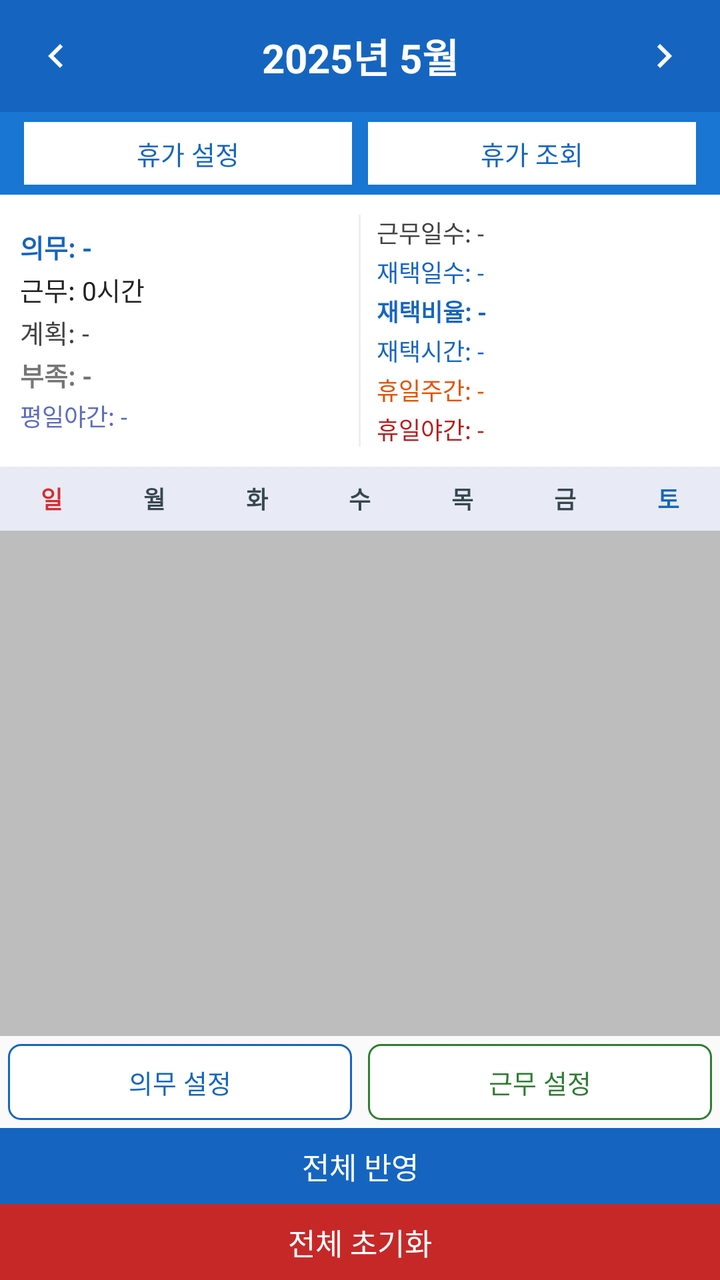
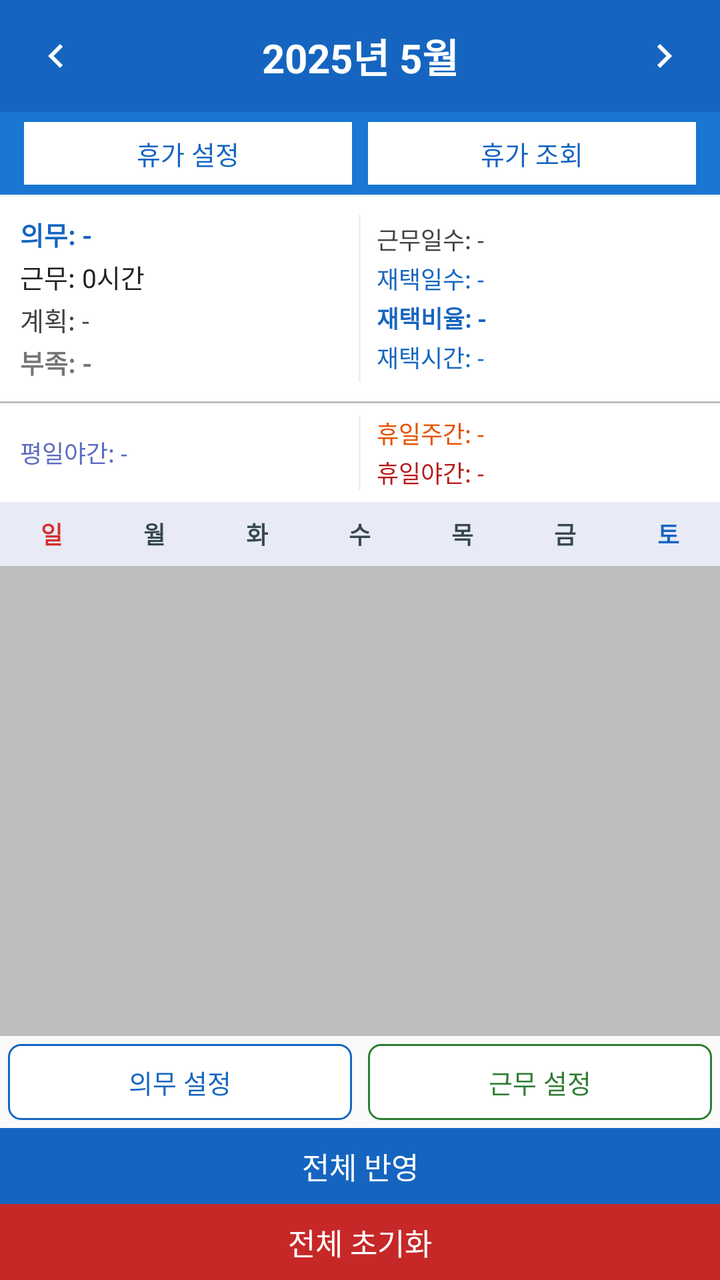

Two renders of the same Android screen: before a commit and after it. Below are the layout's source before the change and the commit's diff.
<!-- AndroidManifest.xml: application theme AppTheme -->
<!-- res/layout/activity_main.xml -->
<?xml version="1.0" encoding="utf-8"?>
<LinearLayout xmlns:android="http://schemas.android.com/apk/res/android"
    android:id="@+id/root_main"
    android:layout_width="match_parent"
    android:layout_height="match_parent"
    android:orientation="vertical"
    android:background="#F5F5F5">

    
    <LinearLayout
        android:layout_width="match_parent"
        android:layout_height="56dp"
        android:orientation="horizontal"
        android:gravity="center_vertical"
        android:background="#1565C0"
        android:padding="4dp">

        <ImageButton
            android:id="@+id/btn_prev_month"
            android:layout_width="48dp"
            android:layout_height="48dp"
            android:src="@drawable/ic_arrow_left"
            android:background="?attr/selectableItemBackgroundBorderless"
            android:contentDescription="이전 달" />

        <TextView
            android:id="@+id/tv_month_year"
            android:layout_width="0dp"
            android:layout_height="wrap_content"
            android:layout_weight="1"
            android:gravity="center"
            android:textSize="20sp"
            android:textColor="#FFFFFF"
            android:textStyle="bold"
            android:text="2025년 5월" />

        <ImageButton
            android:id="@+id/btn_next_month"
            android:layout_width="48dp"
            android:layout_height="48dp"
            android:src="@drawable/ic_arrow_right"
            android:background="?attr/selectableItemBackgroundBorderless"
            android:contentDescription="다음 달" />
    </LinearLayout>

    
    <LinearLayout
        android:layout_width="match_parent"
        android:layout_height="wrap_content"
        android:orientation="horizontal"
        android:background="#1976D2"
        android:paddingLeft="12dp"
        android:paddingRight="12dp"
        android:paddingTop="5dp"
        android:paddingBottom="5dp"
        android:gravity="center_vertical">

        <TextView
            android:id="@+id/btn_vacation_settings"
            android:layout_width="0dp"
            android:layout_height="wrap_content"
            android:layout_weight="1"
            android:text="휴가 설정"
            android:textColor="#1565C0"
            android:textSize="13sp"
            android:gravity="center"
            android:paddingTop="6dp"
            android:paddingBottom="6dp"
            android:background="#FFFFFF"
            android:clickable="true"
            android:focusable="true"
            android:layout_marginEnd="4dp" />

        <TextView
            android:id="@+id/btn_vacation_query"
            android:layout_width="0dp"
            android:layout_height="wrap_content"
            android:layout_weight="1"
            android:text="휴가 조회"
            android:textColor="#1565C0"
            android:textSize="13sp"
            android:gravity="center"
            android:paddingTop="6dp"
            android:paddingBottom="6dp"
            android:background="#FFFFFF"
            android:clickable="true"
            android:focusable="true"
            android:layout_marginStart="4dp" />
    </LinearLayout>

    
    <LinearLayout
        android:layout_width="match_parent"
        android:layout_height="wrap_content"
        android:orientation="horizontal"
        android:background="#FFFFFF"
        android:padding="10dp"
        android:gravity="center_vertical">

        
        <LinearLayout
            android:layout_width="0dp"
            android:layout_height="wrap_content"
            android:layout_weight="1"
            android:orientation="vertical">

            <TextView
                android:id="@+id/tv_duty"
                android:layout_width="wrap_content"
                android:layout_height="wrap_content"
                android:textSize="13sp"
                android:textColor="#1565C0"
                android:textStyle="bold"
                android:text="의무: -" />

            <TextView
                android:id="@+id/tv_work"
                android:layout_width="wrap_content"
                android:layout_height="wrap_content"
                android:textSize="13sp"
                android:textColor="#212121"
                android:layout_marginTop="2dp"
                android:text="근무: 0시간" />

            <TextView
                android:id="@+id/tv_plan"
                android:layout_width="wrap_content"
                android:layout_height="wrap_content"
                android:textSize="13sp"
                android:textColor="#424242"
                android:layout_marginTop="2dp"
                android:text="계획: -" />

            <TextView
                android:id="@+id/tv_shortage"
                android:layout_width="wrap_content"
                android:layout_height="wrap_content"
                android:textSize="13sp"
                android:textStyle="bold"
                android:layout_marginTop="2dp"
                android:text="부족: -" />

            <TextView
                android:id="@+id/tv_weekday_night"
                android:layout_width="wrap_content"
                android:layout_height="wrap_content"
                android:textSize="12sp"
                android:textColor="#5C6BC0"
                android:layout_marginTop="2dp"
                android:text="평일야간: -" />
        </LinearLayout>

        
        <View
            android:layout_width="1dp"
            android:layout_height="match_parent"
            android:background="#EEEEEE"
            android:layout_marginStart="8dp"
            android:layout_marginEnd="8dp" />

        
        <LinearLayout
            android:layout_width="0dp"
            android:layout_height="wrap_content"
            android:layout_weight="1"
            android:orientation="vertical">

            <TextView
                android:id="@+id/tv_work_days"
                android:layout_width="wrap_content"
                android:layout_height="wrap_content"
                android:textSize="12sp"
                android:textColor="#424242"
                android:text="근무일수: -" />

            <TextView
                android:id="@+id/tv_remote_days"
                android:layout_width="wrap_content"
                android:layout_height="wrap_content"
                android:textSize="12sp"
                android:textColor="#1565C0"
                android:layout_marginTop="2dp"
                android:text="재택일수: -" />

            <TextView
                android:id="@+id/tv_remote_ratio"
                android:layout_width="wrap_content"
                android:layout_height="wrap_content"
                android:textSize="12sp"
                android:textColor="#1565C0"
                android:textStyle="bold"
                android:layout_marginTop="2dp"
                android:text="재택비율: -" />

            <TextView
                android:id="@+id/tv_remote_hours"
                android:layout_width="wrap_content"
                android:layout_height="wrap_content"
                android:textSize="12sp"
                android:textColor="#1565C0"
                android:layout_marginTop="2dp"
                android:text="재택시간: -" />

            <TextView
                android:id="@+id/tv_holiday_day"
                android:layout_width="wrap_content"
                android:layout_height="wrap_content"
                android:textSize="12sp"
                android:textColor="#E65100"
                android:layout_marginTop="2dp"
                android:text="휴일주간: -" />

            <TextView
                android:id="@+id/tv_holiday_night"
                android:layout_width="wrap_content"
                android:layout_height="wrap_content"
                android:textSize="12sp"
                android:textColor="#B71C1C"
                android:layout_marginTop="2dp"
                android:text="휴일야간: -" />
        </LinearLayout>
    </LinearLayout>

    
    <LinearLayout
        android:layout_width="match_parent"
        android:layout_height="32dp"
        android:orientation="horizontal"
        android:background="#E8EAF6">

        <TextView android:layout_width="0dp" android:layout_height="match_parent"
            android:layout_weight="1" android:gravity="center"
            android:text="일" android:textColor="#D32F2F" android:textStyle="bold" android:textSize="12sp"/>
        <TextView android:layout_width="0dp" android:layout_height="match_parent"
            android:layout_weight="1" android:gravity="center"
            android:text="월" android:textColor="#37474F" android:textStyle="bold" android:textSize="12sp"/>
        <TextView android:layout_width="0dp" android:layout_height="match_parent"
            android:layout_weight="1" android:gravity="center"
            android:text="화" android:textColor="#37474F" android:textStyle="bold" android:textSize="12sp"/>
        <TextView android:layout_width="0dp" android:layout_height="match_parent"
            android:layout_weight="1" android:gravity="center"
            android:text="수" android:textColor="#37474F" android:textStyle="bold" android:textSize="12sp"/>
        <TextView android:layout_width="0dp" android:layout_height="match_parent"
            android:layout_weight="1" android:gravity="center"
            android:text="목" android:textColor="#37474F" android:textStyle="bold" android:textSize="12sp"/>
        <TextView android:layout_width="0dp" android:layout_height="match_parent"
            android:layout_weight="1" android:gravity="center"
            android:text="금" android:textColor="#37474F" android:textStyle="bold" android:textSize="12sp"/>
        <TextView android:layout_width="0dp" android:layout_height="match_parent"
            android:layout_weight="1" android:gravity="center"
            android:text="토" android:textColor="#1565C0" android:textStyle="bold" android:textSize="12sp"/>
    </LinearLayout>

    
    <GridView
        android:id="@+id/grid_calendar"
        android:layout_width="match_parent"
        android:layout_height="0dp"
        android:layout_weight="1"
        android:numColumns="7"
        android:stretchMode="columnWidth"
        android:horizontalSpacing="1dp"
        android:verticalSpacing="1dp"
        android:background="#BDBDBD"
        android:padding="1dp" />

    
    <LinearLayout
        android:layout_width="match_parent"
        android:layout_height="wrap_content"
        android:orientation="horizontal"
        android:background="#FAFAFA">

        <TextView
            android:id="@+id/btn_set_target"
            android:layout_width="0dp"
            android:layout_height="38dp"
            android:layout_weight="1"
            android:gravity="center"
            android:text="의무 설정"
            android:textColor="#1565C0"
            android:textSize="13sp"
            android:background="@drawable/bg_outlined_button"
            android:clickable="true"
            android:focusable="true"
            android:layout_margin="4dp" />

        <TextView
            android:id="@+id/btn_work_settings"
            android:layout_width="0dp"
            android:layout_height="38dp"
            android:layout_weight="1"
            android:gravity="center"
            android:text="근무 설정"
            android:textColor="#2E7D32"
            android:textSize="13sp"
            android:background="@drawable/bg_work_settings_button"
            android:clickable="true"
            android:focusable="true"
            android:layout_margin="4dp" />
    </LinearLayout>

    
    <TextView
        android:id="@+id/btn_bulk_apply"
        android:layout_width="match_parent"
        android:layout_height="38dp"
        android:gravity="center"
        android:text="전체 반영"
        android:textSize="15sp"
        android:textColor="#FFFFFF"
        android:background="#1565C0"
        android:clickable="true"
        android:focusable="true" />

    
    <TextView
        android:id="@+id/btn_reset"
        android:layout_width="match_parent"
        android:layout_height="38dp"
        android:gravity="center"
        android:text="전체 초기화"
        android:textSize="15sp"
        android:textColor="#FFFFFF"
        android:background="#C62828"
        android:clickable="true"
        android:focusable="true" />

</LinearLayout>
<!-- resources referenced by this layout -->
<resources>
  <!-- drawable bg_outlined_button (drawable) -->
  <?xml version="1.0" encoding="utf-8"?>
  <shape xmlns:android="http://schemas.android.com/apk/res/android"
      android:shape="rectangle">
      <solid android:color="#FFFFFF" />
      <stroke android:width="1dp" android:color="#1565C0" />
      <corners android:radius="6dp" />
  </shape>
  <!-- drawable bg_work_settings_button (drawable) -->
  <?xml version="1.0" encoding="utf-8"?>
  <shape xmlns:android="http://schemas.android.com/apk/res/android"
      android:shape="rectangle">
      <solid android:color="#FFFFFF" />
      <stroke android:width="1dp" android:color="#2E7D32" />
      <corners android:radius="6dp" />
  </shape>
  <!-- drawable ic_arrow_left (drawable) -->
  <?xml version="1.0" encoding="utf-8"?>
  <vector xmlns:android="http://schemas.android.com/apk/res/android"
      android:width="24dp"
      android:height="24dp"
      android:viewportWidth="24"
      android:viewportHeight="24">
      <path
          android:fillColor="#FFFFFF"
          android:pathData="M15.41,16.59L10.83,12l4.58,-4.59L14,6l-6,6 6,6 1.41,-1.41z" />
  </vector>
  <!-- drawable ic_arrow_right (drawable) -->
  <?xml version="1.0" encoding="utf-8"?>
  <vector xmlns:android="http://schemas.android.com/apk/res/android"
      android:width="24dp"
      android:height="24dp"
      android:viewportWidth="24"
      android:viewportHeight="24">
      <path
          android:fillColor="#FFFFFF"
          android:pathData="M8.59,16.59L13.17,12 8.59,7.41 10,6l6,6 -6,6 -1.41,-1.41z" />
  </vector>
  <style name="AppTheme" parent="Theme.AppCompat.Light.NoActionBar">
          <item name="colorPrimary">@color/colorPrimary</item>
          <item name="colorPrimaryDark">@color/colorPrimaryDark</item>
          <item name="colorAccent">@color/colorAccent</item>
      </style>
  <color name="colorPrimary">#1565C0</color>
  <color name="colorPrimaryDark">#0D47A1</color>
  <color name="colorAccent">#E65100</color>
</resources>

<!-- the commit's change to res/layout/activity_main.xml (unified diff, before → after) -->
@@ -92,132 +92,177 @@
     <LinearLayout
         android:layout_width="match_parent"
         android:layout_height="wrap_content"
-        android:orientation="horizontal"
-        android:background="#FFFFFF"
-        android:padding="10dp"
-        android:gravity="center_vertical">
+        android:orientation="vertical"
+        android:background="#FFFFFF">
 
         
         <LinearLayout
-            android:layout_width="0dp"
-            android:layout_height="wrap_content"
-            android:layout_weight="1"
-            android:orientation="vertical">
-
-            <TextView
-                android:id="@+id/tv_duty"
-                android:layout_width="wrap_content"
+            android:layout_width="match_parent"
+            android:layout_height="wrap_content"
+            android:orientation="horizontal"
+            android:padding="10dp"
+            android:gravity="center_vertical">
+
+            
+            <LinearLayout
+                android:layout_width="0dp"
                 android:layout_height="wrap_content"
-                android:textSize="13sp"
-                android:textColor="#1565C0"
-                android:textStyle="bold"
-                android:text="의무: -" />
-
-            <TextView
-                android:id="@+id/tv_work"
-                android:layout_width="wrap_content"
+                android:layout_weight="1"
+                android:orientation="vertical">
+
+                <TextView
+                    android:id="@+id/tv_duty"
+                    android:layout_width="wrap_content"
+                    android:layout_height="wrap_content"
+                    android:textSize="13sp"
+                    android:textColor="#1565C0"
+                    android:textStyle="bold"
+                    android:text="의무: -" />
+
+                <TextView
+                    android:id="@+id/tv_work"
+                    android:layout_width="wrap_content"
+                    android:layout_height="wrap_content"
+                    android:textSize="13sp"
+                    android:textColor="#212121"
+                    android:layout_marginTop="2dp"
+                    android:text="근무: 0시간" />
+
+                <TextView
+                    android:id="@+id/tv_plan"
+                    android:layout_width="wrap_content"
+                    android:layout_height="wrap_content"
+                    android:textSize="13sp"
+                    android:textColor="#424242"
+                    android:layout_marginTop="2dp"
+                    android:text="계획: -" />
+
+                <TextView
+                    android:id="@+id/tv_shortage"
+                    android:layout_width="wrap_content"
+                    android:layout_height="wrap_content"
+                    android:textSize="13sp"
+                    android:textStyle="bold"
+                    android:layout_marginTop="2dp"
+                    android:text="부족: -" />
+            </LinearLayout>
+
+            
+            <View
+                android:layout_width="1dp"
+                android:layout_height="match_parent"
+                android:background="#EEEEEE"
+                android:layout_marginStart="8dp"
+                android:layout_marginEnd="8dp" />
+
+            
+            <LinearLayout
+                android:layout_width="0dp"
                 android:layout_height="wrap_content"
-                android:textSize="13sp"
-                android:textColor="#212121"
-                android:layout_marginTop="2dp"
-                android:text="근무: 0시간" />
-
-            <TextView
-                android:id="@+id/tv_plan"
-                android:layout_width="wrap_content"
-                android:layout_height="wrap_content"
-                android:textSize="13sp"
-                android:textColor="#424242"
-                android:layout_marginTop="2dp"
-                android:text="계획: -" />
-
-            <TextView
-                android:id="@+id/tv_shortage"
-                android:layout_width="wrap_content"
-                android:layout_height="wrap_content"
-                android:textSize="13sp"
-                android:textStyle="bold"
-                android:layout_marginTop="2dp"
-                android:text="부족: -" />
-
-            <TextView
-                android:id="@+id/tv_weekday_night"
-                android:layout_width="wrap_content"
-                android:layout_height="wrap_content"
-                android:textSize="12sp"
-                android:textColor="#5C6BC0"
-                android:layout_marginTop="2dp"
-                android:text="평일야간: -" />
+                android:layout_weight="1"
+                android:orientation="vertical">
+
+                <TextView
+                    android:id="@+id/tv_work_days"
+                    android:layout_width="wrap_content"
+                    android:layout_height="wrap_content"
+                    android:textSize="12sp"
+                    android:textColor="#424242"
+                    android:text="근무일수: -" />
+
+                <TextView
+                    android:id="@+id/tv_remote_days"
+                    android:layout_width="wrap_content"
+                    android:layout_height="wrap_content"
+                    android:textSize="12sp"
+                    android:textColor="#1565C0"
+                    android:layout_marginTop="2dp"
+                    android:text="재택일수: -" />
+
+                <TextView
+                    android:id="@+id/tv_remote_ratio"
+                    android:layout_width="wrap_content"
+                    android:layout_height="wrap_content"
+                    android:textSize="12sp"
+                    android:textColor="#1565C0"
+                    android:textStyle="bold"
+                    android:layout_marginTop="2dp"
+                    android:text="재택비율: -" />
+
+                <TextView
+                    android:id="@+id/tv_remote_hours"
+                    android:layout_width="wrap_content"
+                    android:layout_height="wrap_content"
+                    android:textSize="12sp"
+                    android:textColor="#1565C0"
+                    android:layout_marginTop="2dp"
+                    android:text="재택시간: -" />
+            </LinearLayout>
         </LinearLayout>
 
         
         <View
-            android:layout_width="1dp"
-            android:layout_height="match_parent"
-            android:background="#EEEEEE"
-            android:layout_marginStart="8dp"
-            android:layout_marginEnd="8dp" />
+            android:layout_width="match_parent"
+            android:layout_height="1dp"
+            android:background="#BDBDBD" />
 
         
         <LinearLayout
-            android:layout_width="0dp"
-            android:layout_height="wrap_content"
-            android:layout_weight="1"
-            android:orientation="vertical">
-
-            <TextView
-                android:id="@+id/tv_work_days"
-                android:layout_width="wrap_content"
+            android:layout_width="match_parent"
+            android:layout_height="wrap_content"
+            android:orientation="horizontal"
+            android:paddingStart="10dp"
+            android:paddingEnd="10dp"
+            android:paddingTop="6dp"
+            android:paddingBottom="6dp"
+            android:gravity="center_vertical">
+
+            <LinearLayout
+                android:layout_width="0dp"
                 android:layout_height="wrap_content"
-                android:textSize="12sp"
-                android:textColor="#424242"
-                android:text="근무일수: -" />
-
-            <TextView
-                android:id="@+id/tv_remote_days"
-                android:layout_width="wrap_content"
+                android:layout_weight="1"
+                android:orientation="vertical">
+
+                <TextView
+                    android:id="@+id/tv_weekday_night"
+                    android:layout_width="wrap_content"
+                    android:layout_height="wrap_content"
+                    android:textSize="12sp"
+                    android:textColor="#5C6BC0"
+                    android:text="평일야간: -" />
+            </LinearLayout>
+
+            
+            <View
+                android:layout_width="1dp"
+                android:layout_height="match_parent"
+                android:background="#EEEEEE"
+                android:layout_marginStart="8dp"
+                android:layout_marginEnd="8dp" />
+
+            <LinearLayout
+                android:layout_width="0dp"
                 android:layout_height="wrap_content"
-                android:textSize="12sp"
-                android:textColor="#1565C0"
-                android:layout_marginTop="2dp"
-                android:text="재택일수: -" />
-
-            <TextView
-                android:id="@+id/tv_remote_ratio"
-                android:layout_width="wrap_content"
-                android:layout_height="wrap_content"
-                android:textSize="12sp"
-                android:textColor="#1565C0"
-                android:textStyle="bold"
-                android:layout_marginTop="2dp"
-                android:text="재택비율: -" />
-
-            <TextView
-                android:id="@+id/tv_remote_hours"
-                android:layout_width="wrap_content"
-                android:layout_height="wrap_content"
-                android:textSize="12sp"
-                android:textColor="#1565C0"
-                android:layout_marginTop="2dp"
-                android:text="재택시간: -" />
-
-            <TextView
-                android:id="@+id/tv_holiday_day"
-                android:layout_width="wrap_content"
-                android:layout_height="wrap_content"
-                android:textSize="12sp"
-                android:textColor="#E65100"
-                android:layout_marginTop="2dp"
-                android:text="휴일주간: -" />
-
-            <TextView
-                android:id="@+id/tv_holiday_night"
-                android:layout_width="wrap_content"
-                android:layout_height="wrap_content"
-                android:textSize="12sp"
-                android:textColor="#B71C1C"
-                android:layout_marginTop="2dp"
-                android:text="휴일야간: -" />
+                android:layout_weight="1"
+                android:orientation="vertical">
+
+                <TextView
+                    android:id="@+id/tv_holiday_day"
+                    android:layout_width="wrap_content"
+                    android:layout_height="wrap_content"
+                    android:textSize="12sp"
+                    android:textColor="#E65100"
+                    android:text="휴일주간: -" />
+
+                <TextView
+                    android:id="@+id/tv_holiday_night"
+                    android:layout_width="wrap_content"
+                    android:layout_height="wrap_content"
+                    android:textSize="12sp"
+                    android:textColor="#B71C1C"
+                    android:layout_marginTop="2dp"
+                    android:text="휴일야간: -" />
+            </LinearLayout>
         </LinearLayout>
     </LinearLayout>
 
